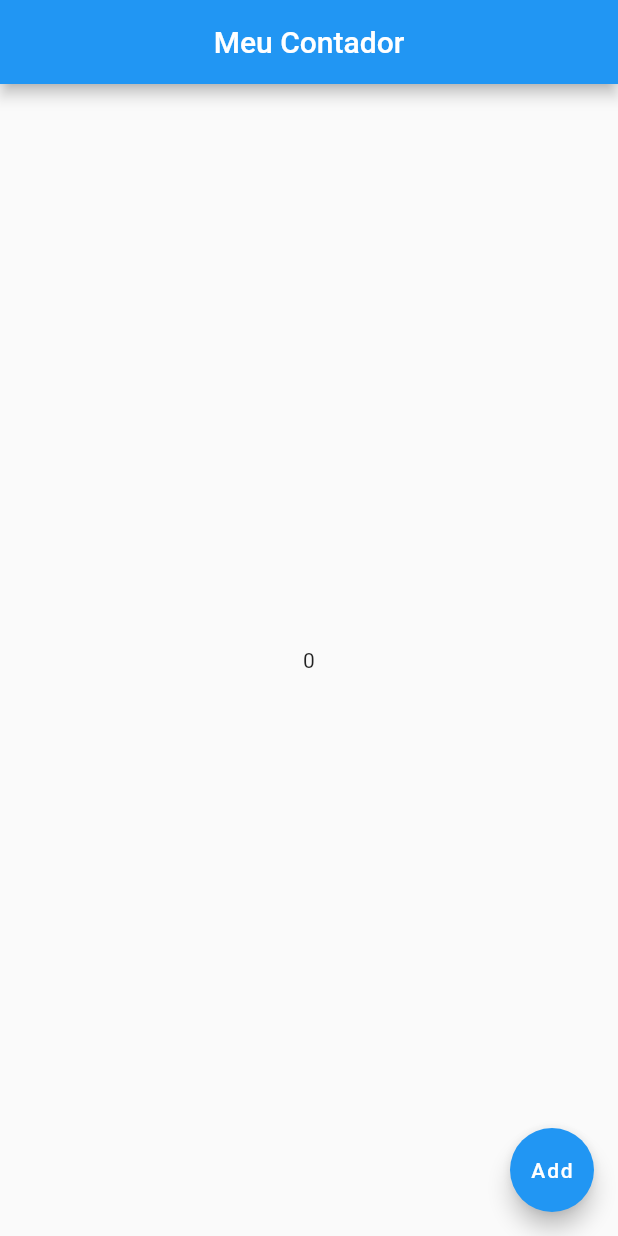
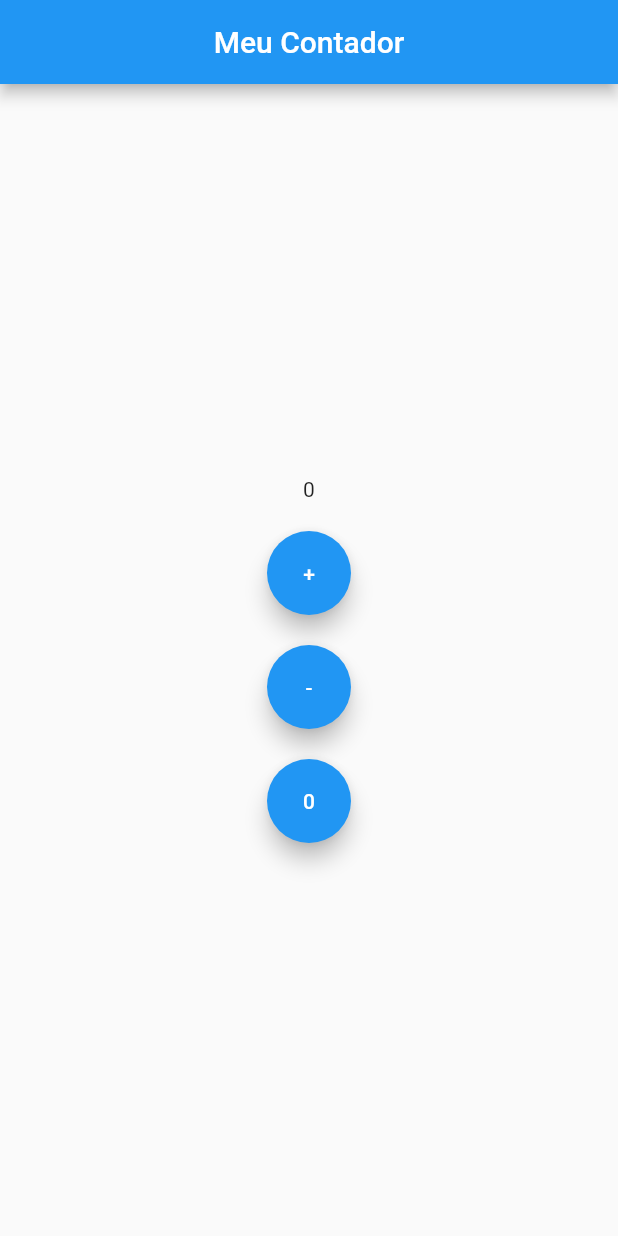
Before and after one commit to LuizFelipe-5/contador_luiz, a Flutter app: the screen it shows after launch, on a phone screen of 412 x 824 dp. Run offline on Flutter 3.47's test engine with Material 2 defaults, Android fonts, the phone set to English and light mode, and no system bars.

Commit message:
Adding decrease and reset buttons

```diff
--- a/lib/main.dart
+++ b/lib/main.dart
@@ -25,9 +25,21 @@ class MyPage extends StatefulWidget {
 class _MyPageState extends State<MyPage> {
   int count = 0;
 
-  void _counter() {
+  void _counterAdd() {
     setState(() {
       count++;
+    });
+  }
+
+  void _counterDecrease() {
+    setState(() {
+      count--;
+    });
+  }
+
+  void _counterReset() {
+    setState(() {
+      count = 0;
     });
   }
 
@@ -38,11 +50,28 @@ class _MyPageState extends State<MyPage> {
         title: Text('Meu Contador'),
         centerTitle: true,
       ),
-      body: Center(
-        child: Text('$count'),
+      body: Container(
+        width: double.infinity,
+        height: double.infinity,
+        child: Column(
+          mainAxisAlignment: MainAxisAlignment.center,
+          children: [
+            Text('$count'),
+            SizedBox(
+              height: 20,
+            ),
+            FloatingActionButton(child: Text('+'), onPressed: _counterAdd),
+            SizedBox(
+              height: 20,
+            ),
+            FloatingActionButton(child: Text('-'), onPressed: _counterDecrease),
+            SizedBox(
+              height: 20,
+            ),
+            FloatingActionButton(child: Text('0'), onPressed: _counterReset),
+          ],
+        ),
       ),
-      floatingActionButton:
-          FloatingActionButton(child: Text('Add'), onPressed: _counter),
     );
   }
 }
```
